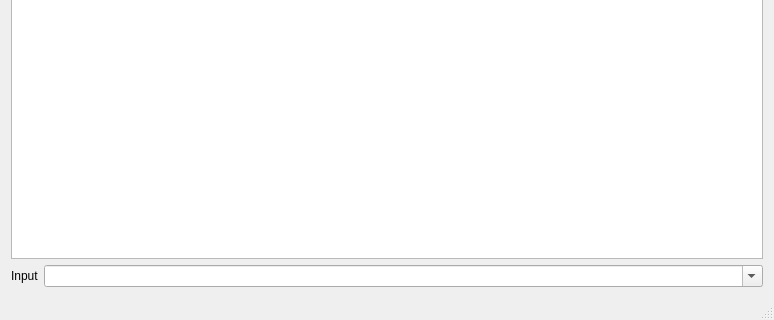
Before: the Qt Designer form mainwindow.ui in develer-staff/cutecom-ng, drawn with Qt 5; both pictures show x 0 to 774 and y 280 to 600 of the 774 by 600 pixel window.
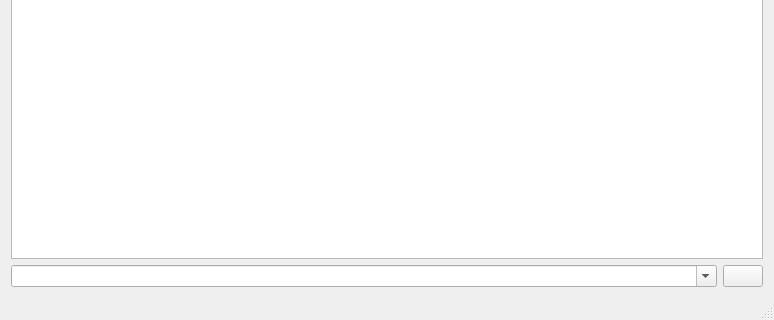
After: the same form once the commit is applied. Icons and pictures are not drawn. Custom widgets are drawn as their Qt base class.

Commit message: add split btn with icon and remove 'input' label

```diff
--- a/mainwindow.ui
+++ b/mainwindow.ui
@@ -64,17 +64,7 @@
      </widget>
     </item>
     <item>
-     <layout class="QHBoxLayout" name="inputLayout">
-      <property name="spacing">
-       <number>5</number>
-      </property>
-      <item>
-       <widget class="QLabel" name="label">
-        <property name="text">
-         <string>Input</string>
-        </property>
-       </widget>
-      </item>
+     <layout class="QHBoxLayout" name="horizontalLayout_2">
       <item>
        <widget class="HistoryComboBox" name="inputBox">
         <property name="sizePolicy">
@@ -94,6 +84,20 @@
         </property>
        </widget>
       </item>
+      <item>
+       <widget class="QPushButton" name="splitOutputBtn">
+        <property name="text">
+         <string/>
+        </property>
+        <property name="icon">
+         <iconset resource="icons.qrc">
+          <normaloff>:/v-splitter.png</normaloff>:/v-splitter.png</iconset>
+        </property>
+        <property name="checkable">
+         <bool>true</bool>
+        </property>
+       </widget>
+      </item>
      </layout>
     </item>
    </layout>
```
Left out of the diff: 4 changed lines with no effect on the pictures.
